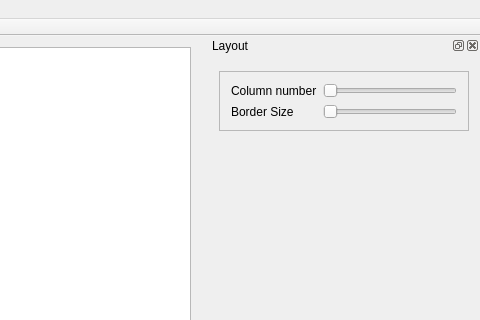
KHeresy/SAOMD-ListImage, file SAOMDListImage.ui: the form before one commit; both pictures show x 703 to 1183 and y 0 to 320 of the 1183 by 880 pixel window.
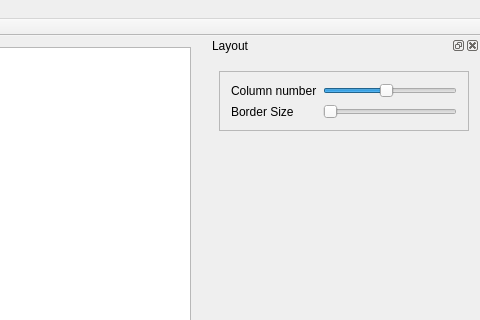
The form after the commit.

Commit message: Fix order issue

The edit to the form file:
```diff
--- a/SAOMDListImage.ui
+++ b/SAOMDListImage.ui
@@ -104,6 +104,9 @@
           <property name="maximum">
            <number>20</number>
           </property>
+          <property name="value">
+           <number>10</number>
+          </property>
           <property name="orientation">
            <enum>Qt::Horizontal</enum>
           </property>
```
The commit also changes 1 other file.
